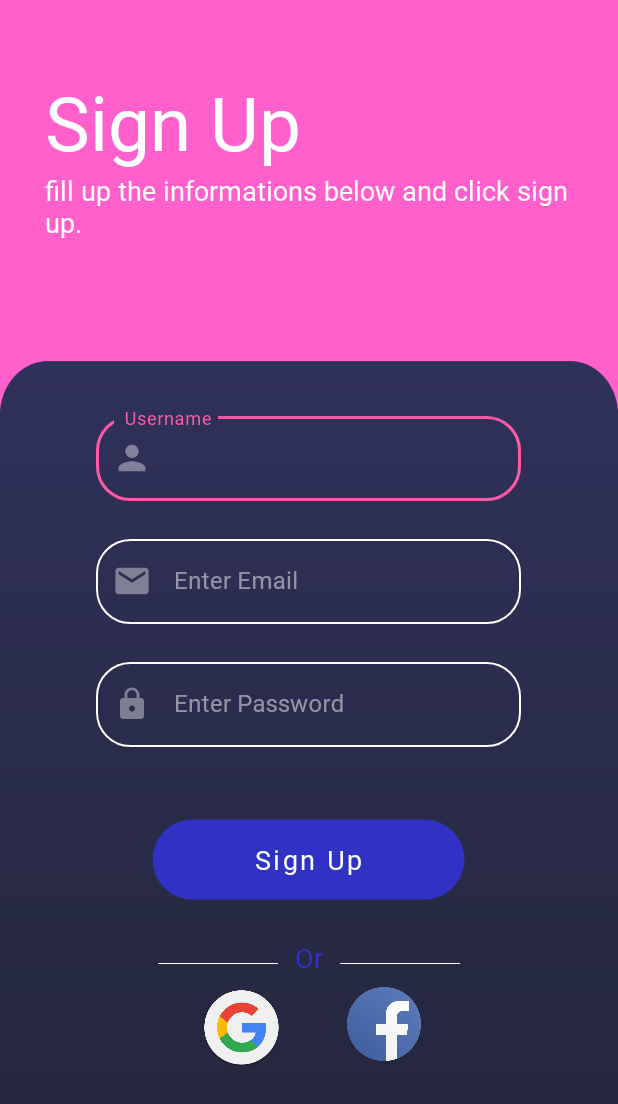
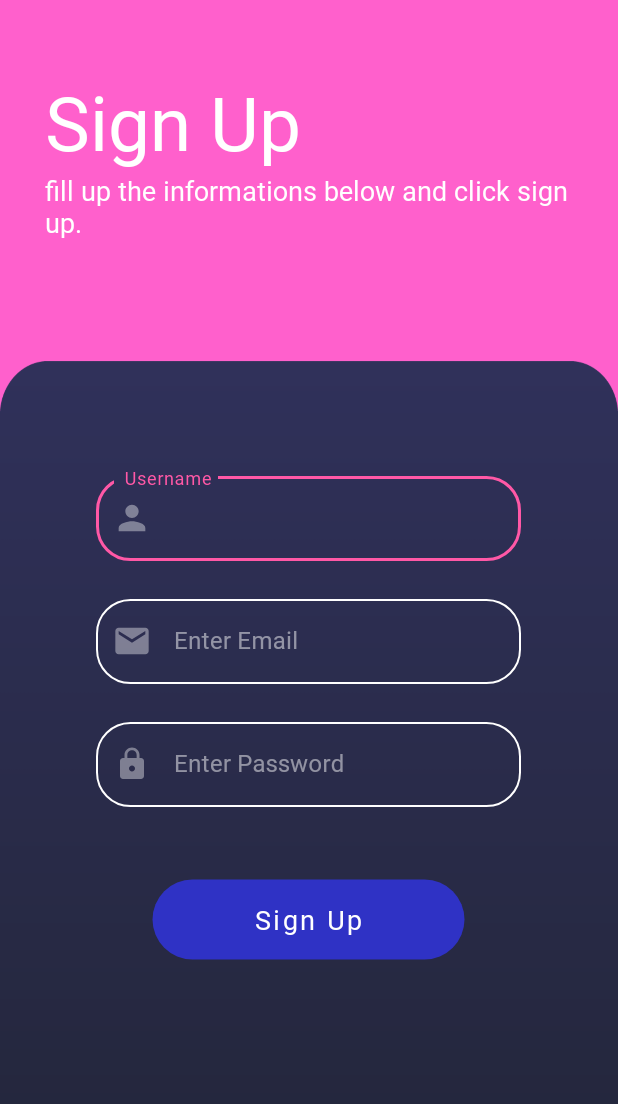
Before and after one commit to aminelasheb/SPACY, an Android app: the signup screen opened directly, with no data from a screen before it, on a phone screen of 412 x 824 dp. Shown: the top 1104 px of the screen. Run offline under Robolectric (Android 15) with nearby library versions, the phone set to English and light mode, and no system bars; our stand-ins replace Firebase (no records; nobody signed in at launch, a user with empty details on screens opened directly); Roboto replaces fonts that are not available here.

```diff
--- a/app/src/main/AndroidManifest.xml
+++ b/app/src/main/AndroidManifest.xml
@@ -1,7 +1,7 @@
 <?xml version="1.0" encoding="utf-8"?>
 <manifest xmlns:android="http://schemas.android.com/apk/res/android"
     package="com.example.spacy">
-
+    <uses-permission android:name="android.permission.INTERNET"/>
     <application
         android:allowBackup="true"
         android:icon="@drawable/astro"
--- a/app/src/main/java/com/example/spacy/signup.java
+++ b/app/src/main/java/com/example/spacy/signup.java
@@ -4,7 +4,9 @@ import androidx.annotation.NonNull;
 import androidx.appcompat.app.AppCompatActivity;
 
 import android.app.ProgressDialog;
+import android.content.Context;
 import android.content.Intent;
+import android.content.SharedPreferences;
 import android.os.Bundle;
 import android.text.TextUtils;
 import android.view.View;
@@ -131,6 +133,10 @@ public class signup extends AppCompatActivity {
                 pd.setMessage("Info uploaded!");
 
                             pd.dismiss();
+                SharedPreferences sharedPreferences = getSharedPreferences("MyPref", Context.MODE_PRIVATE);
+                SharedPreferences.Editor editor = sharedPreferences.edit();
+                editor.putString("GM","MAIL") ;
+                editor.commit();
                             Toast.makeText(signup.this, "SignIn success", Toast.LENGTH_SHORT).show();
                             Intent intent = new Intent(signup.this , AFA.class);
                           intent.addFlags(Intent.FLAG_ACTIVITY_CLEAR_TASK | Intent.FLAG_ACTIVITY_CLEAR_TOP);
--- a/app/src/main/res/layout/activity_signup.xml
+++ b/app/src/main/res/layout/activity_signup.xml
@@ -36,6 +36,7 @@
 
     </RelativeLayout>
     <RelativeLayout
+        android:layout_marginTop="40dp"
         android:layout_width="match_parent"
         android:layout_height="match_parent">
 
@@ -158,56 +159,8 @@
             android:textColor="@color/white"
             android:textSize="18sp"
             app:backgroundTint="#2F32C5" />
-        <ImageView
-            android:layout_width="80dp"
-            android:layout_height="wrap_content"
-            android:layout_alignRight="@id/or"
-            android:layout_marginRight="30dp"
-            android:src="@drawable/ligne"
-            android:layout_below="@id/sign3"
-            android:layout_marginTop="40dp"/>
-        <TextView
-            android:layout_width="wrap_content"
-            android:layout_height="wrap_content"
-            android:text="Or"
-            android:textSize="18sp"
-            android:fontFamily="@font/baloo"
-            android:textColor="#2F32C5"
-            android:id="@+id/or"
-            android:layout_below="@id/sign3"
-            android:layout_marginTop="25dp"
-            android:layout_centerHorizontal="true"/>
-        <ImageView
-            android:layout_width="80dp"
-            android:layout_height="wrap_content"
-            android:src="@drawable/ligne"
-            android:layout_below="@id/sign3"
-            android:layout_marginLeft="30dp"
-            android:layout_marginTop="40dp"
-            android:layout_alignLeft="@id/or" />
-        <RelativeLayout
-            android:layout_width="150dp"
-            android:layout_height="match_parent"
-            android:layout_marginTop="7dp"
-            android:layout_centerHorizontal="true"
-            android:layout_below="@id/or">
-            <ImageView
-                android:id="@+id/google"
-                android:layout_width="54dp"
-                android:layout_marginStart="3dp"
-                android:layout_height="54dp"
-                android:src="@drawable/google" />
-
-            <ImageView
-                android:layout_width="49dp"
-                android:layout_height="49dp"
-
-                android:layout_alignParentEnd="true"
 
 
-                android:layout_marginBottom="0dp"
-                android:src="@drawable/fb" />
-        </RelativeLayout>
 
 
 
--- a/app/src/main/res/layout/fragment_learn.xml
+++ b/app/src/main/res/layout/fragment_learn.xml
@@ -8,7 +8,7 @@
 
     tools:context=".learnFragment"
     tools:ignore="MissingClass"
-    android:background="@drawable/art22">
+    android:background="@drawable/art4">
 
     <RelativeLayout
         android:layout_width="match_parent"
```
Also changed, not shown: app/build.gradle (+11 -4 lines), app/src/main/java/com/example/spacy/settingsFragment.java (+42 -5 lines), app/src/main/java/com/example/spacy/signin.java (+98 -3 lines), app/src/main/res/layout/activity_signin.xml (+8 -8 lines).
